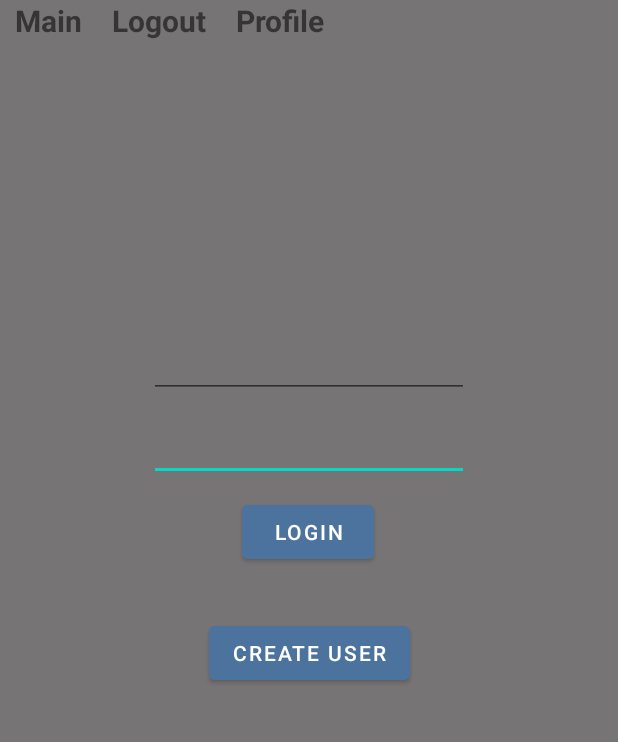
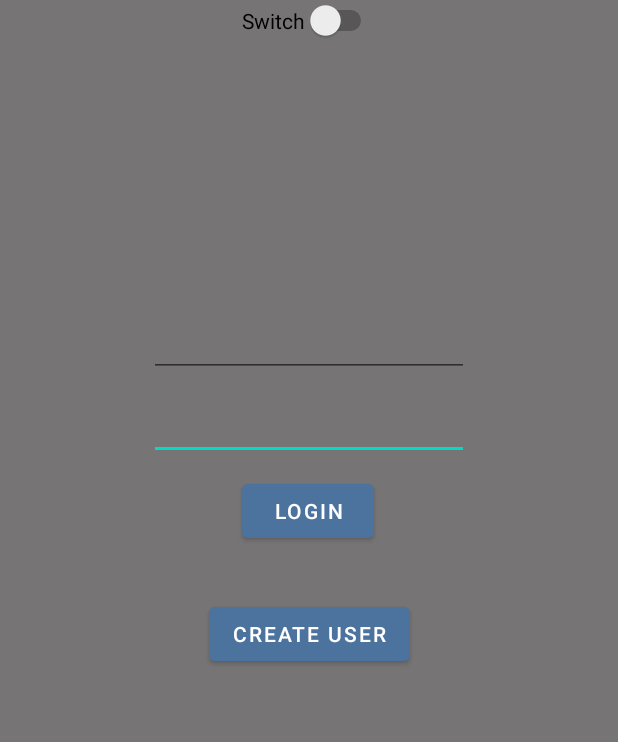
Before and after one commit to PilzHere/AndroidAppProject, an Android app: the screen it shows after launch (MainActivity), on a phone screen of 412 x 824 dp, the part 200-942 px from its top. Run offline under Robolectric (Android 15) with nearby library versions, the light colour scheme and no system bars.

Commit message:
LightThemeProgress Ny kod i Main Activity som kommentarer eftersom jag inte fick det till att fungera utan att appen kraschade

```diff
--- a/app/src/main/java/ec/grouptwo/androidappproject/BaseActivity.kt
+++ b/app/src/main/java/ec/grouptwo/androidappproject/BaseActivity.kt
@@ -7,6 +7,7 @@ import android.graphics.drawable.ColorDrawable
 import android.os.Bundle
 import android.view.Menu
 import android.view.MenuItem
+import android.view.View
 import android.widget.TextView
 import androidx.appcompat.app.AppCompatActivity
 import ec.grouptwo.androidappproject.user.User
@@ -39,6 +40,8 @@ open class BaseActivity : AppCompatActivity() {
             R.id.miTheme -> {
                 // TODO: Add functions to this method
                 println("miTheme is clicked")
+
+
             }
 
             R.id.miProfile -> {
--- a/app/src/main/java/ec/grouptwo/androidappproject/MainActivity.kt
+++ b/app/src/main/java/ec/grouptwo/androidappproject/MainActivity.kt
@@ -1,9 +1,11 @@
 package ec.grouptwo.androidappproject
 
 import android.content.Intent
+import android.content.SharedPreferences
 import android.os.Bundle
 import android.util.Log
 import android.widget.Button
+import android.widget.Switch
 import android.widget.TextView
 import android.widget.Toast
 import androidx.appcompat.app.AppCompatActivity
@@ -16,7 +18,47 @@ class MainActivity : AppCompatActivity() {
     var userName: String? = null
     var passWord: String? = null
 
+    private var switch: Switch? = null
+
+
+
+
     override fun onCreate(savedInstanceState: Bundle?) {
+        //var sharedPref = SharedPref(this)
+
+        //Checking state of preferences!
+        /*if(sharedPref.getLightModeState() == true){
+            setTheme(R.style.LightTheme)
+        }
+
+        else{
+            setTheme(R.style.DefaultTheme)
+
+        }
+
+        switch = findViewById<Switch>(R.id.sw_switchTest)
+        if(sharedPref.getLightModeState()==true){
+            switch!!.isChecked = true
+
+        }
+
+        switch!!.setOnCheckedChangeListener{_, isChecked ->
+            if(isChecked){
+                sharedPref.setLightModeState(true)
+                restartApplication()
+            }
+
+            else{
+                sharedPref.setLightModeState(false)
+                restartApplication()
+
+            }
+
+
+            }*/
+
+
+
 
         super.onCreate(savedInstanceState)
         setContentView(R.layout.activity_main)
@@ -24,6 +66,7 @@ class MainActivity : AppCompatActivity() {
 
         val database = DatabaseHandler(this)
         val button = findViewById<Button>(R.id.btn_login)
+        val button2 = findViewById<Button>(R.id.btn_createUserScreen)
         button.setOnClickListener {
 
             val userNameText: TextView = findViewById(R.id.plt_forLogin)
@@ -54,5 +97,20 @@ class MainActivity : AppCompatActivity() {
 
 
         }
+
+        button2.setOnClickListener{
+            val intent = Intent(this, CreateUserActivity::class.java)
+            startActivity(intent)
+
+        }
+
+
     }
+
+    /*private fun restartApplication(){
+        val i = Intent(applicationContext, MainActivity::class.java)
+        startActivity(i)
+        finish()
+
+    }*/
 }
--- /dev/null
+++ b/app/src/main/java/ec/grouptwo/androidappproject/SharedPref.kt
@@ -0,0 +1,28 @@
+package ec.grouptwo.androidappproject
+
+import android.content.Context
+import android.content.SharedPreferences
+
+class SharedPref (context: Context) {
+    private var sharedPreferences: SharedPreferences = context.getSharedPreferences("File", Context.MODE_PRIVATE)
+
+
+//Den här metoden sparar Lightmode state FALSE/TRUE
+
+    fun setLightModeState(state:Boolean?){
+        val editor = sharedPreferences.edit()
+        editor.putBoolean("Lightmode", state!!)
+        editor.apply()
+
+
+    }
+
+    fun getLightModeState():Boolean?{
+
+        val state : Boolean = sharedPreferences.getBoolean("Lightmode", false)
+        return state
+
+
+    }
+
+}
--- a/app/src/main/res/layout/activity_main.xml
+++ b/app/src/main/res/layout/activity_main.xml
@@ -71,4 +71,13 @@
         app:layout_constraintStart_toStartOf="parent"
         tools:text="@string/userName" />
 
+    <Switch
+        android:id="@+id/sw_switchTest"
+        android:layout_width="wrap_content"
+        android:layout_height="wrap_content"
+        android:text="@string/switchTest"
+        app:layout_constraintEnd_toEndOf="parent"
+        app:layout_constraintStart_toStartOf="parent"
+        app:layout_constraintTop_toBottomOf="@+id/id" />
+
 </androidx.constraintlayout.widget.ConstraintLayout>
--- a/app/src/main/res/layout/header.xml
+++ b/app/src/main/res/layout/header.xml
@@ -37,38 +37,4 @@
         app:layout_constraintTop_toTopOf="@+id/header"
         app:srcCompat="@drawable/ic_launcher_foreground" />
 
-    <TextView
-        android:id="@+id/txt_main"
-        android:layout_width="wrap_content"
-        android:layout_height="wrap_content"
-        android:layout_marginStart="10dp"
-        android:text="Main"
-        android:textSize="20sp"
-        android:textStyle="bold"
-        app:layout_constraintStart_toStartOf="parent"
-        app:layout_constraintTop_toBottomOf="@+id/header" />
-
-    <TextView
-        android:id="@+id/txt_profile"
-        android:layout_width="wrap_content"
-        android:layout_height="wrap_content"
-        android:layout_marginStart="20dp"
-        android:text="Profile"
-        android:textSize="20sp"
-        android:textStyle="bold"
-        app:layout_constraintEnd_toEndOf="parent"
-        app:layout_constraintHorizontal_bias="0.0"
-        app:layout_constraintStart_toEndOf="@+id/textView3"
-        app:layout_constraintTop_toBottomOf="@+id/header" />
-
-    <TextView
-        android:id="@+id/textView3"
-        android:layout_width="wrap_content"
-        android:layout_height="wrap_content"
-        android:layout_marginStart="20dp"
-        android:text="Logout"
-        android:textSize="20sp"
-        android:textStyle="bold"
-        app:layout_constraintStart_toEndOf="@+id/txt_main"
-        app:layout_constraintTop_toBottomOf="@+id/header" />
 </androidx.constraintlayout.widget.ConstraintLayout>
--- /dev/null
+++ b/app/src/main/res/values/attr.xml
@@ -0,0 +1,19 @@
+<?xml version="1.0" encoding="utf-8"?>
+<resources>
+
+    <declare-styleable name="al">
+        <attr name="Text_Color" format="color"/>
+        <attr name="Background_Color" format="color"/>
+        <attr name = "Button_Color" format="color"/>
+        <attr name = "Header_Color" format="color"/>
+        <attr name="Header_Icon_Color" format="color"/>
+        <attr name="Header_Text_Color" format="color"/>
+
+
+
+
+    </declare-styleable>
+
+
+
+</resources>
--- a/app/src/main/res/values/colors.xml
+++ b/app/src/main/res/values/colors.xml
@@ -12,4 +12,8 @@
     <color name="bluedark">#2f333f</color>
     <color name="green">#45bc62</color>
     <color name="orange">#eaad43</color>
+
+    <color name="colorPrimary">#FFFFFFFF</color>
+    <color name="colorPrimaryDark">#FF000000</color>
+    <color name="colorAccent">#FF03DAC5</color>
 </resources>
--- a/app/src/main/res/values/strings.xml
+++ b/app/src/main/res/values/strings.xml
@@ -10,4 +10,5 @@
     <string name="Logout">Log out</string>
     <string name="miTheme">Theme</string>
     <string name="miProfile">Profile</string>
+    <string name="switchTest">Switch</string>
 </resources>
--- /dev/null
+++ b/app/src/main/res/values/styles.xml
@@ -0,0 +1,38 @@
+<?xml version="1.0" encoding="utf-8"?>
+<resources>
+
+    <style name="DefaultTheme" parent="Theme.AppCompat.Light.DarkActionBar">
+        <item name="colorPrimary">@color/colorPrimary</item>
+        <item name="colorPrimaryDark">@color/colorPrimaryDark</item>
+        <item name="colorAccent">@color/colorAccent</item>
+
+        <item name="Background_Color">#707070</item>
+        <item name="Text_Color">#FFFFFF</item>
+        <item name="Button_Color">#5473B5</item>
+        <item name="Header_Color">#151E31</item>
+        <item name="Header_Icon_Color">#FFFFFF</item>
+        <item name="Header_Text_Color">#C3CCDF</item>
+
+
+
+    </style>
+
+
+    <style name="LightTheme" parent="Theme.AppCompat.Light.DarkActionBar">
+        <item name="colorPrimary">@color/colorPrimary</item>
+        <item name="colorPrimaryDark">@color/colorPrimaryDark</item>
+        <item name="colorAccent">@color/colorAccent</item>
+
+        <item name="Background_Color">#FFFFFF</item>
+        <item name="Text_Color">#000000</item>
+        <item name="Button_Color">#5473B5</item>
+        <item name="Header_Color">#647292</item>
+        <item name="Header_Icon_Color">#FFFFFF</item>
+        <item name="Header_Text_Color">#FFFFFF</item>
+
+
+
+    </style>
+
+
+</resources>
```
